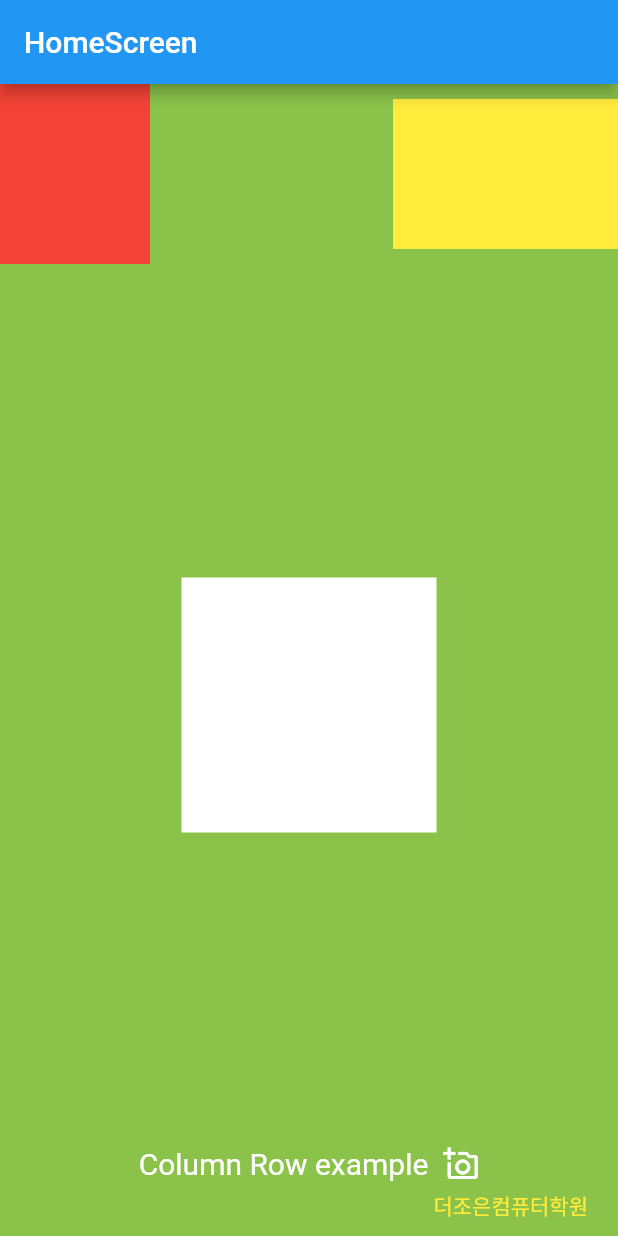
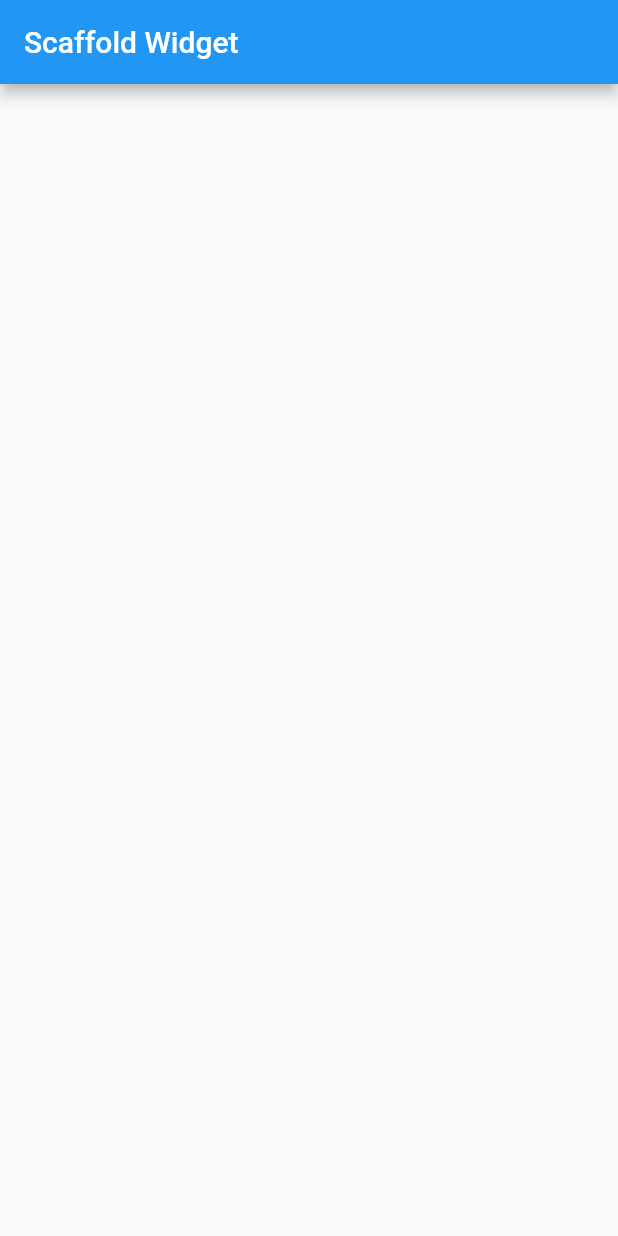
Before and after one commit to jinhan38/flutter_lecture_offline, a Flutter app: the screen it shows after launch, on a phone screen of 412 x 824 dp. Run offline on Flutter 3.47's test engine with Material 2 defaults, Android fonts, the phone set to English and light mode, and no system bars.

Commit message:
4주차 scaffold_widget.dart 작업중

```diff
--- a/lib/ch3/widgets/column_row_widget.dart
+++ b/lib/ch3/widgets/column_row_widget.dart
@@ -10,6 +10,7 @@ class ColumnRowWidget extends StatelessWidget {
       child: Column(
         children: [
           /// 상단
+          /// Row는 가로로 배치하는 위젯
           Row(
             mainAxisAlignment: MainAxisAlignment.spaceBetween,
             children: [
@@ -19,6 +20,7 @@ class ColumnRowWidget extends StatelessWidget {
           ),
 
           /// 중단
+          /// Expanded는 가능한 영역을 최대한 확장
           /// 컬럼 안에 있는 로우를, 세로 영역을 최대치로 확장
           Expanded(
             child: Row(
@@ -54,12 +56,12 @@ class ColumnRowWidget extends StatelessWidget {
                 const SizedBox(height: 5),
                 Row(
                   mainAxisAlignment: MainAxisAlignment.end,
-                  children: [
+                  children: const [
                     Text(
                       "더조은컴퓨터학원",
                       style: TextStyle(color: Colors.yellow),
                     ),
-                    const SizedBox(width: 20),
+                    SizedBox(width: 20),
                   ],
                 ),
               ],
--- /dev/null
+++ b/lib/ch4/scaffold_widget.dart
@@ -0,0 +1,23 @@
+import 'package:flutter/material.dart';
+
+/// stl -> tab
+/// Scaffold : Flutter MaterialApp에서 최상위 레벨로 고안된 위젯
+/// 상위 레벨 -> 대체적으로 상위 레벨은 위젯이던/클래스던 위쪽에서 먼저 사용하는 것
+/// 하위 레벨 -> 나중에 사용하는 것
+/// Scaffold 위젯을 언제 사용하는가? -> 대체적으로 페이지 단위로 사용
+/// page/screen -> 화면 전체를 의미하기도 하고, 화면 이동의 단위
+class ScaffoldWidget extends StatelessWidget {
+  const ScaffoldWidget({Key? key}) : super(key: key);
+
+  @override
+  Widget build(BuildContext context) {
+    /// 상위 레벨 Scaffold
+    /// 하위 레벨 Center(body에 들어오는 위젯)
+    return Scaffold(
+      appBar: AppBar(
+        title: Text("Scaffold Widget"),
+      ),
+      body: Center(),
+    );
+  }
+}
--- a/lib/main.dart
+++ b/lib/main.dart
@@ -1,5 +1,6 @@
 import 'package:flutter/material.dart';
 
+import 'ch4/scaffold_widget.dart';
 import 'home_screen.dart';
 
 /// main 함수, 앱을 실행하면 가장 먼저 실행되는 함수
@@ -18,7 +19,7 @@ class MyApp extends StatelessWidget {
       theme: ThemeData(
         primarySwatch: Colors.blue,
       ),
-      home: const HomeScreen(),
+      home: const ScaffoldWidget(),
     );
   }
 }
```
